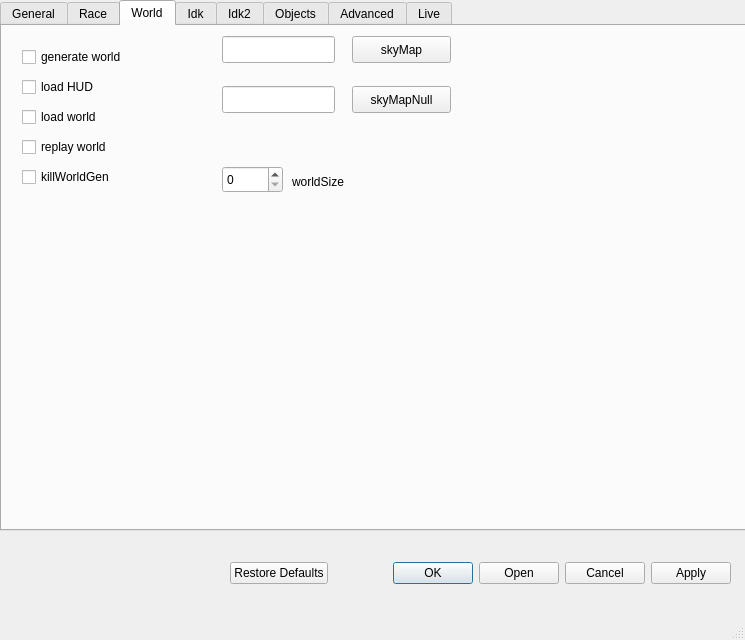
Old version of the form GUI_VR.ui in the repository pvnkmrksk/World.
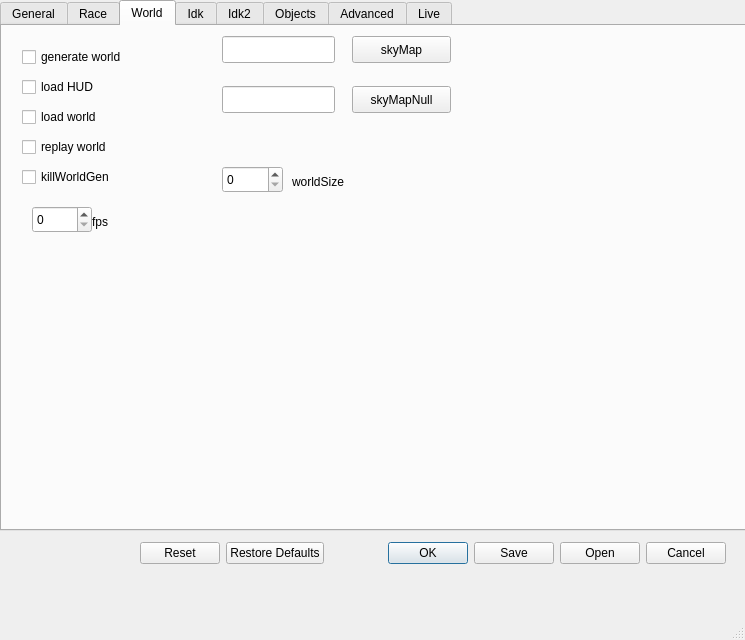
New version of the form. The open tabs and pages were chosen to show the change.

Commit message: fix gui code. load loads a json save saves a json reset resets to recent json restore defaults to default json ok dumps to vr json

What changed in the file:
```diff
--- a/GUI_VR.ui
+++ b/GUI_VR.ui
@@ -638,6 +638,29 @@
        <string>worldSize</string>
       </property>
      </widget>
+     <widget class="QSpinBox" name="fps">
+      <property name="geometry">
+       <rect>
+        <x>30</x>
+        <y>180</y>
+        <width>60</width>
+        <height>27</height>
+       </rect>
+      </property>
+     </widget>
+     <widget class="QLabel" name="label_158">
+      <property name="geometry">
+       <rect>
+        <x>90</x>
+        <y>180</y>
+        <width>71</width>
+        <height>31</height>
+       </rect>
+      </property>
+      <property name="text">
+       <string>fps</string>
+      </property>
+     </widget>
     </widget>
     <widget class="QWidget" name="tab_5">
      <attribute name="title">
@@ -2374,14 +2397,14 @@
    <widget class="QDialogButtonBox" name="buttonBox">
     <property name="geometry">
      <rect>
-      <x>230</x>
-      <y>560</y>
-      <width>501</width>
+      <x>140</x>
+      <y>540</y>
+      <width>586</width>
       <height>27</height>
      </rect>
     </property>
     <property name="standardButtons">
-     <set>QDialogButtonBox::Apply|QDialogButtonBox::Cancel|QDialogButtonBox::Ok|QDialogButtonBox::Open|QDialogButtonBox::RestoreDefaults</set>
+     <set>QDialogButtonBox::Cancel|QDialogButtonBox::Ok|QDialogButtonBox::Open|QDialogButtonBox::Reset|QDialogButtonBox::RestoreDefaults|QDialogButtonBox::Save</set>
     </property>
    </widget>
   </widget>
```
Left out of the diff: 4 changed lines with no effect on the pictures. The commit also changes 6 other files.
